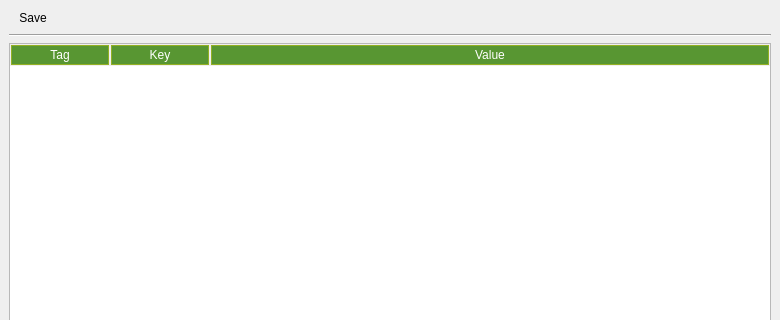
First picture: the form in code/ui/ui_FmvMetadata.ui, repository All4Gis/QGISFMV, before the edit; both pictures show x 0 to 780 and y 0 to 320 of the 780 by 491 pixel window.
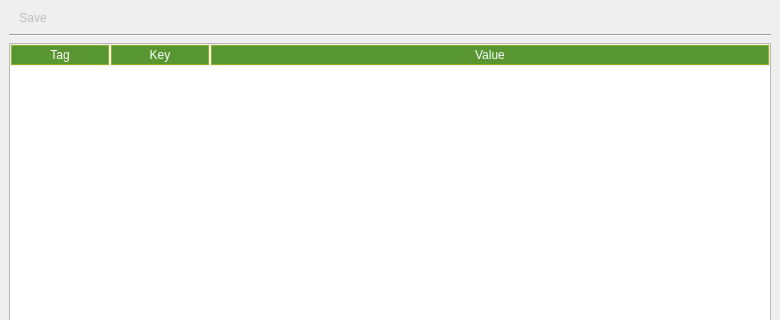
Second picture: the form after the edit. Icons and pictures are not drawn.

```diff
--- a/code/ui/ui_FmvMetadata.ui
+++ b/code/ui/ui_FmvMetadata.ui
@@ -32,6 +32,9 @@
 }</string>
       </property>
       <widget class="QMenu" name="menuSave">
+       <property name="enabled">
+        <bool>false</bool>
+       </property>
        <property name="title">
         <string>Save</string>
        </property>
```
